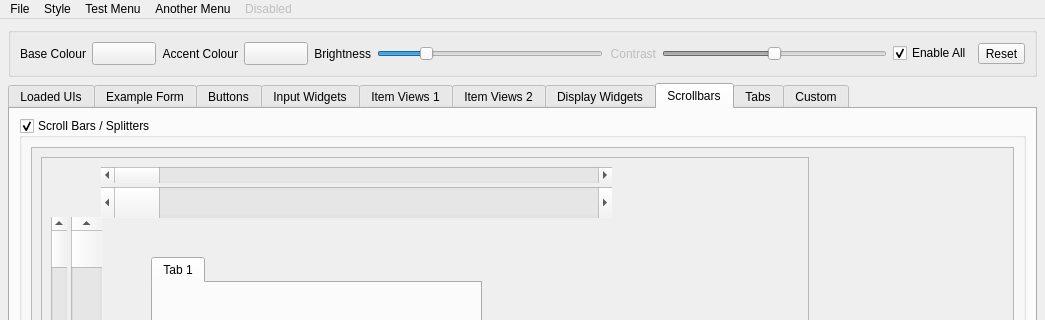
Before: the Qt Designer form src/forms/style_test.ui in mjbonnington/uistyle, drawn with Qt 5; both pictures show x 0 to 1045 and y 0 to 320 of the 1045 by 916 pixel window.
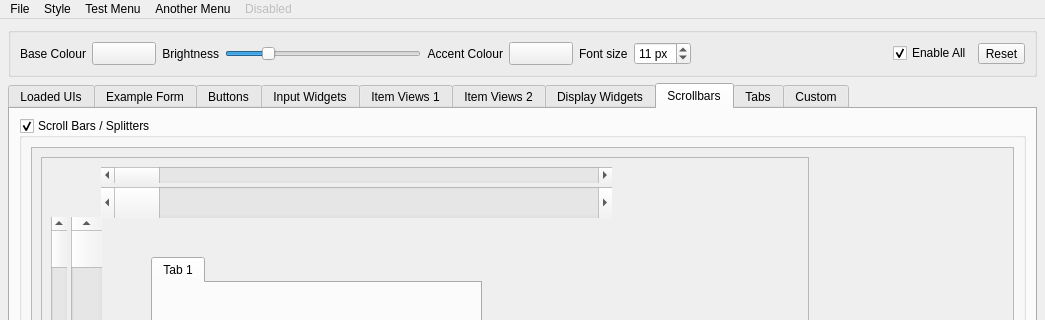
After: the same form once the commit is applied. The open tabs and pages were chosen to show the change.

```diff
--- a/src/forms/style_test.ui
+++ b/src/forms/style_test.ui
@@ -61,36 +61,7 @@
           <bool>true</bool>
          </property>
          <property name="xmlTag" stdset="0">
-          <string>base_color</string>
-         </property>
-        </widget>
-       </item>
-       <item>
-        <widget class="QLabel" name="accent_label">
-         <property name="text">
-          <string>Accent Colour</string>
-         </property>
-         <property name="alignment">
-          <set>Qt::AlignRight|Qt::AlignTrailing|Qt::AlignVCenter</set>
-         </property>
-        </widget>
-       </item>
-       <item>
-        <widget class="QToolButton" name="accent_colorChooser_button">
-         <property name="minimumSize">
-          <size>
-           <width>64</width>
-           <height>0</height>
-          </size>
-         </property>
-         <property name="toolTip">
-          <string>Highlight colour</string>
-         </property>
-         <property name="colorChooser" stdset="0">
-          <bool>true</bool>
-         </property>
-         <property name="xmlTag" stdset="0">
-          <string>accent_color</string>
+          <string>window</string>
          </property>
         </widget>
        </item>
@@ -127,12 +98,9 @@
         </widget>
        </item>
        <item>
-        <widget class="QLabel" name="contrast_label">
-         <property name="enabled">
-          <bool>false</bool>
-         </property>
+        <widget class="QLabel" name="accent_label">
          <property name="text">
-          <string>Contrast</string>
+          <string>Accent Colour</string>
          </property>
          <property name="alignment">
           <set>Qt::AlignRight|Qt::AlignTrailing|Qt::AlignVCenter</set>
@@ -140,26 +108,62 @@
         </widget>
        </item>
        <item>
-        <widget class="QSlider" name="uiContrast_Slider">
-         <property name="enabled">
-          <bool>false</bool>
+        <widget class="QToolButton" name="accent_colorChooser_button">
+         <property name="minimumSize">
+          <size>
+           <width>64</width>
+           <height>0</height>
+          </size>
+         </property>
+         <property name="toolTip">
+          <string>Highlight colour</string>
+         </property>
+         <property name="colorChooser" stdset="0">
+          <bool>true</bool>
+         </property>
+         <property name="xmlTag" stdset="0">
+          <string>highlight</string>
+         </property>
+        </widget>
+       </item>
+       <item>
+        <widget class="QLabel" name="fontSize_label">
+         <property name="text">
+          <string>Font size</string>
+         </property>
+         <property name="buddy">
+          <cstring>fontSize_spinBox</cstring>
+         </property>
+        </widget>
+       </item>
+       <item>
+        <widget class="QSpinBox" name="fontSize_spinBox">
+         <property name="suffix">
+          <string> px</string>
+         </property>
+         <property name="minimum">
+          <number>6</number>
          </property>
          <property name="maximum">
-          <number>100</number>
+          <number>24</number>
          </property>
          <property name="value">
-          <number>50</number>
+          <number>11</number>
          </property>
+        </widget>
+       </item>
+       <item>
+        <spacer name="horizontalSpacer">
          <property name="orientation">
           <enum>Qt::Horizontal</enum>
          </property>
-         <property name="tickPosition">
-          <enum>QSlider::NoTicks</enum>
+         <property name="sizeHint" stdset="0">
+          <size>
+           <width>40</width>
+           <height>20</height>
+          </size>
          </property>
-         <property name="tickInterval">
-          <number>10</number>
-         </property>
-        </widget>
+        </spacer>
        </item>
        <item>
         <widget class="QCheckBox" name="enable_checkBox">
```
Left out of the diff: 79 changed lines with no effect on the pictures.
